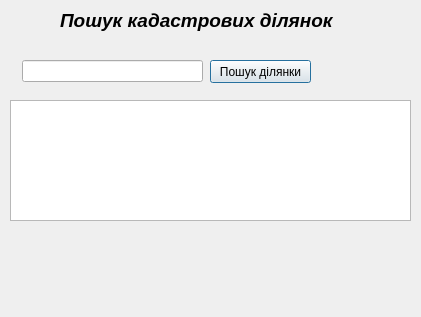
This is cadnum_dialog_base.ui in iraqez/cadnum as Qt 5 draws it before an edit. The edited form follows.
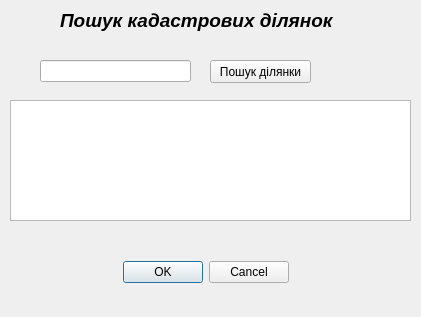
This is the edited form.

Diff of the .ui file:
```diff
--- a/cadnum_dialog_base.ui
+++ b/cadnum_dialog_base.ui
@@ -16,22 +16,6 @@
   <property name="windowTitle">
    <string>Кадастрові ділянки</string>
   </property>
-  <widget class="QLineEdit" name="cadnumLine">
-   <property name="geometry">
-    <rect>
-     <x>22</x>
-     <y>60</y>
-     <width>181</width>
-     <height>22</height>
-    </rect>
-   </property>
-   <property name="contextMenuPolicy">
-    <enum>Qt::DefaultContextMenu</enum>
-   </property>
-   <property name="text">
-    <string/>
-   </property>
-  </widget>
   <widget class="QPushButton" name="getCadnum">
    <property name="geometry">
     <rect>
@@ -47,6 +31,9 @@
    <property name="text">
     <string>Пошук ділянки</string>
    </property>
+   <property name="autoDefault">
+    <bool>false</bool>
+   </property>
   </widget>
   <widget class="QTextEdit" name="textEdit">
    <property name="geometry">
@@ -79,6 +66,29 @@
     <string>Пошук кадастрових ділянок</string>
    </property>
   </widget>
+  <widget class="QDialogButtonBox" name="buttonBox">
+   <property name="geometry">
+    <rect>
+     <x>120</x>
+     <y>260</y>
+     <width>169</width>
+     <height>25</height>
+    </rect>
+   </property>
+   <property name="standardButtons">
+    <set>QDialogButtonBox::Cancel|QDialogButtonBox::Ok</set>
+   </property>
+  </widget>
+  <widget class="QLineEdit" name="cadnumLine">
+   <property name="geometry">
+    <rect>
+     <x>40</x>
+     <y>60</y>
+     <width>151</width>
+     <height>22</height>
+    </rect>
+   </property>
+  </widget>
  </widget>
  <resources/>
  <connections/>
```
Left out of the diff: 35 changed lines with no effect on the pictures.
